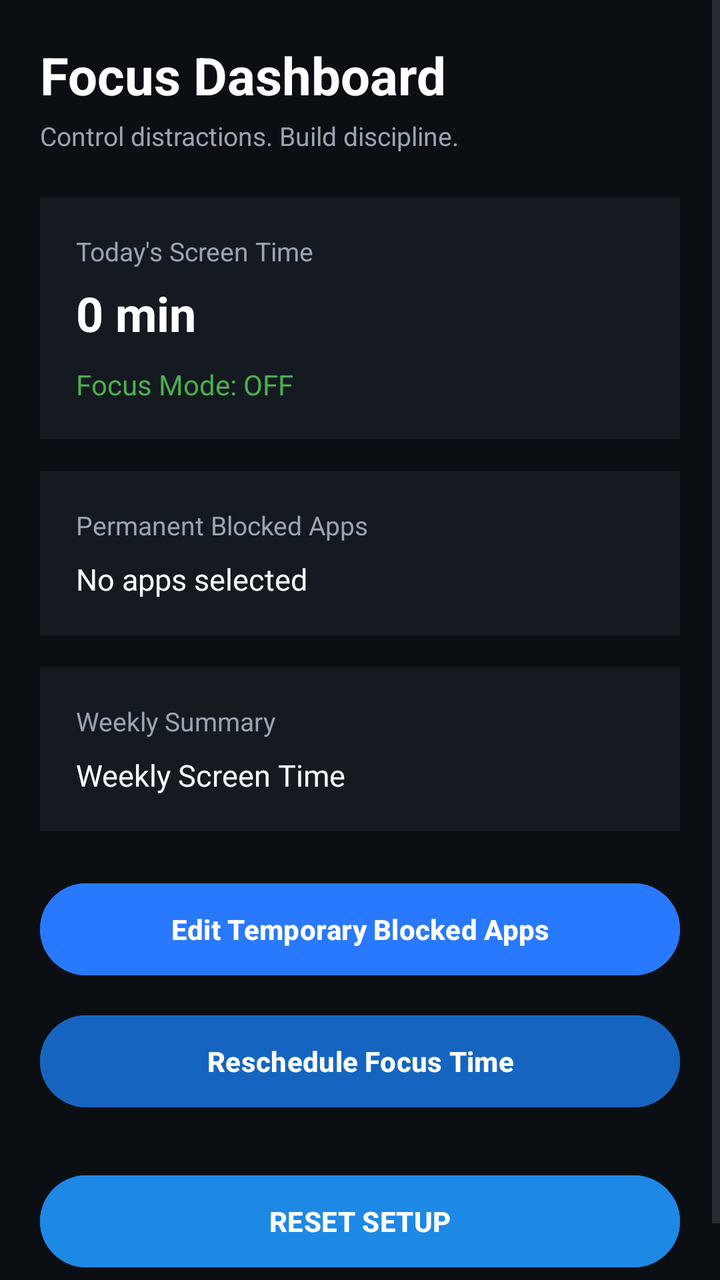
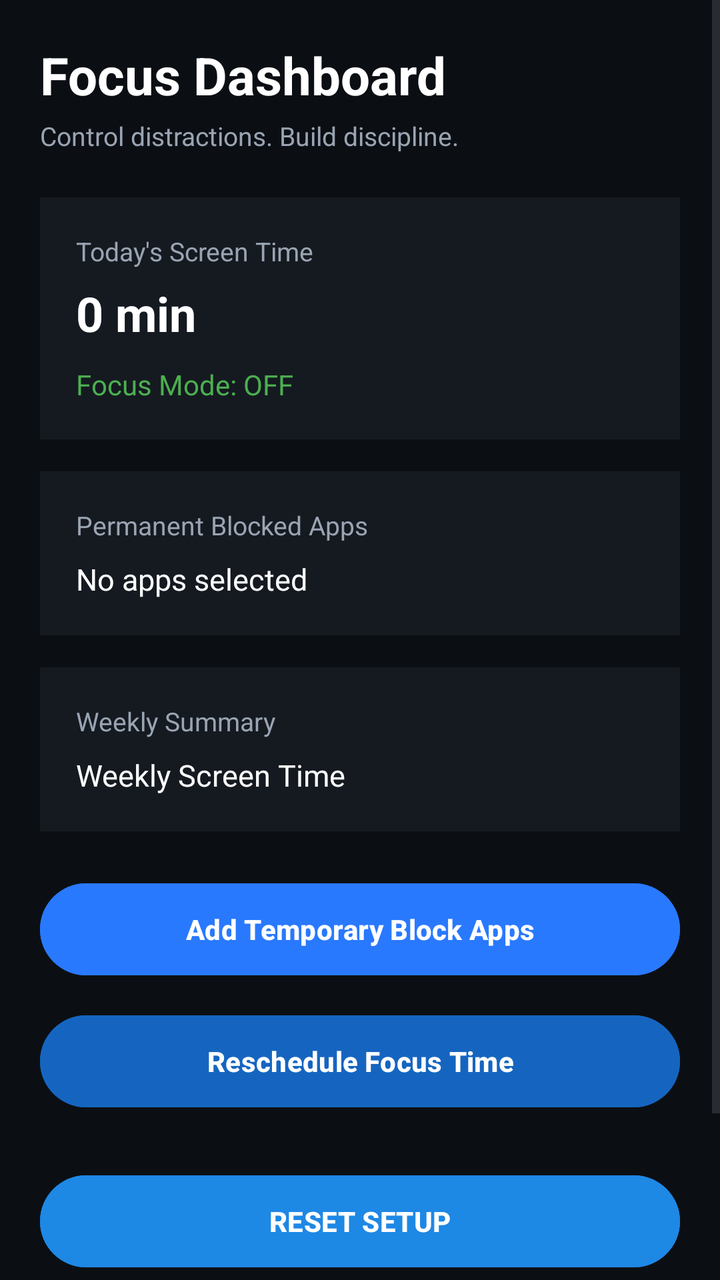

Compare the two renders of this Android layout. The source of the first and the diff that turns it into the second are given below.
<!-- AndroidManifest.xml: application theme Theme.NoOption -->
<!-- res/layout/activity_dashboard.xml -->
<?xml version="1.0" encoding="utf-8"?>
<ScrollView xmlns:android="http://schemas.android.com/apk/res/android"
    android:layout_width="match_parent"
    android:layout_height="match_parent"
    android:background="#0B0F14">

    <LinearLayout
        android:layout_width="match_parent"
        android:layout_height="wrap_content"
        android:orientation="vertical"
        android:padding="20dp">

        

        <TextView
            android:text="Focus Dashboard"
            android:textSize="26sp"
            android:textStyle="bold"
            android:textColor="#FFFFFF"
            android:layout_marginBottom="4dp"
            android:layout_width="wrap_content"
            android:layout_height="wrap_content"/>

        <TextView
            android:text="Control distractions. Build discipline."
            android:textSize="13sp"
            android:textColor="#9AA4B2"
            android:layout_marginBottom="22dp"
            android:layout_width="wrap_content"
            android:layout_height="wrap_content"/>

        

        <LinearLayout
            android:layout_width="match_parent"
            android:layout_height="wrap_content"
            android:orientation="vertical"
            android:background="#151A21"
            android:padding="18dp"
            android:layout_marginBottom="16dp">

            <TextView
                android:text="Today's Screen Time"
                android:textSize="13sp"
                android:textColor="#9AA4B2"
                android:layout_width="wrap_content"
                android:layout_height="wrap_content"/>

            <TextView
                android:id="@+id/tvScreenTime"
                android:text="0 min"
                android:textSize="24sp"
                android:textStyle="bold"
                android:textColor="#FFFFFF"
                android:layout_marginTop="6dp"
                android:layout_width="wrap_content"
                android:layout_height="wrap_content"/>

            <TextView
                android:id="@+id/tvFocusStatus"
                android:text="Focus Mode: OFF"
                android:textSize="14sp"
                android:textColor="#4CAF50"
                android:layout_marginTop="10dp"
                android:layout_width="wrap_content"
                android:layout_height="wrap_content"/>

        </LinearLayout>

        

        <LinearLayout
            android:layout_width="match_parent"
            android:layout_height="wrap_content"
            android:orientation="vertical"
            android:background="#151A21"
            android:padding="18dp"
            android:layout_marginBottom="16dp">

            <TextView
                android:text="Permanent Blocked Apps"
                android:textSize="13sp"
                android:textColor="#9AA4B2"
                android:layout_width="wrap_content"
                android:layout_height="wrap_content"/>

            <TextView
                android:id="@+id/tvPermanentApps"
                android:text="No apps selected"
                android:textSize="15sp"
                android:textColor="#FFFFFF"
                android:layout_marginTop="8dp"
                android:layout_width="match_parent"
                android:layout_height="wrap_content"/>

        </LinearLayout>

        

        <LinearLayout
            android:layout_width="match_parent"
            android:layout_height="wrap_content"
            android:orientation="vertical"
            android:background="#151A21"
            android:padding="18dp"
            android:layout_marginBottom="22dp">

            <TextView
                android:text="Weekly Summary"
                android:textSize="13sp"
                android:textColor="#9AA4B2"
                android:layout_width="wrap_content"
                android:layout_height="wrap_content"/>

            <TextView
                android:id="@+id/tvWeeklySummary"
                android:text="Weekly Screen Time"
                android:textSize="15sp"
                android:textColor="#FFFFFF"
                android:layout_marginTop="8dp"
                android:layout_width="wrap_content"
                android:layout_height="wrap_content"/>

        </LinearLayout>

        

        <Button
            android:id="@+id/btnEditBlocked"
            android:text="Edit Temporary Blocked Apps"
            android:layout_width="match_parent"
            android:layout_height="54dp"
            android:textColor="#FFFFFF"
            android:textStyle="bold"
            android:backgroundTint="#2979FF"
            android:layout_marginBottom="12dp"/>

        <Button
            android:id="@+id/btnReschedule"
            android:text="Reschedule Focus Time"
            android:layout_width="match_parent"
            android:layout_height="54dp"
            android:textColor="#FFFFFF"
            android:textStyle="bold"
            android:backgroundTint="#1565C0"
            android:layout_marginBottom="26dp"/>


        <Button
            android:id="@+id/btnPermanentApps"
            android:text="RESET SETUP"
            android:layout_width="match_parent"
            android:layout_height="54dp"
            android:textColor="#FFFFFF"
            android:textStyle="bold"
            android:backgroundTint="#1E88E5"
            android:layout_marginBottom="12dp"/>



    </LinearLayout>
</ScrollView>
<!-- resources referenced by this layout -->
<resources>
  <style name="Theme.NoOption" parent="Base.Theme.NoOption" />
  <style name="Base.Theme.NoOption" parent="Theme.Material3.DayNight.NoActionBar">
  
          
          <item name="colorPrimary">#0A0F1F</item>       
          <item name="colorPrimaryVariant">#0A0F1F</item>
          <item name="colorOnPrimary">#FFFFFF</item>
  
          
          <item name="colorSecondary">#2979FF</item>
          <item name="colorOnSecondary">#FFFFFF</item>
  
          
          <item name="android:windowBackground">#000000</item>
  
          
          <item name="android:statusBarColor">#0A0F1F</item>
  
          
          <item name="android:windowLightStatusBar">false</item>
  
          
          <item name="android:windowDrawsSystemBarBackgrounds">true</item>
  
      </style>
</resources>

<!-- the commit's change to res/layout/activity_dashboard.xml (unified diff, before → after) -->
@@ -127,7 +127,7 @@
 
         <Button
             android:id="@+id/btnEditBlocked"
-            android:text="Edit Temporary Blocked Apps"
+            android:text="Add Temporary Block Apps"
             android:layout_width="match_parent"
             android:layout_height="54dp"
             android:textColor="#FFFFFF"
@@ -156,6 +156,17 @@
             android:backgroundTint="#1E88E5"
             android:layout_marginBottom="12dp"/>
 
+        <Button
+            android:id="@+id/btnEmergency"
+            android:layout_width="match_parent"
+            android:layout_height="54dp"
+            android:text="🚨 Emergency Help (1 min)"
+            android:textStyle="bold"
+            android:textColor="#FFFFFF"
+            android:backgroundTint="#D32F2F"
+            android:layout_marginTop="12dp"/>
+
+
 
 
     </LinearLayout>
